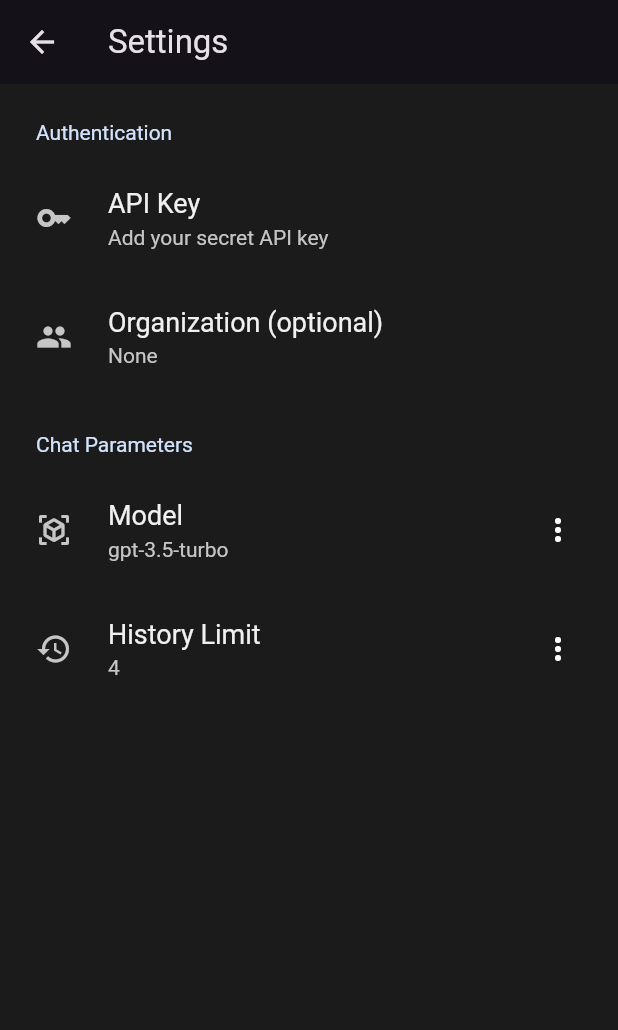
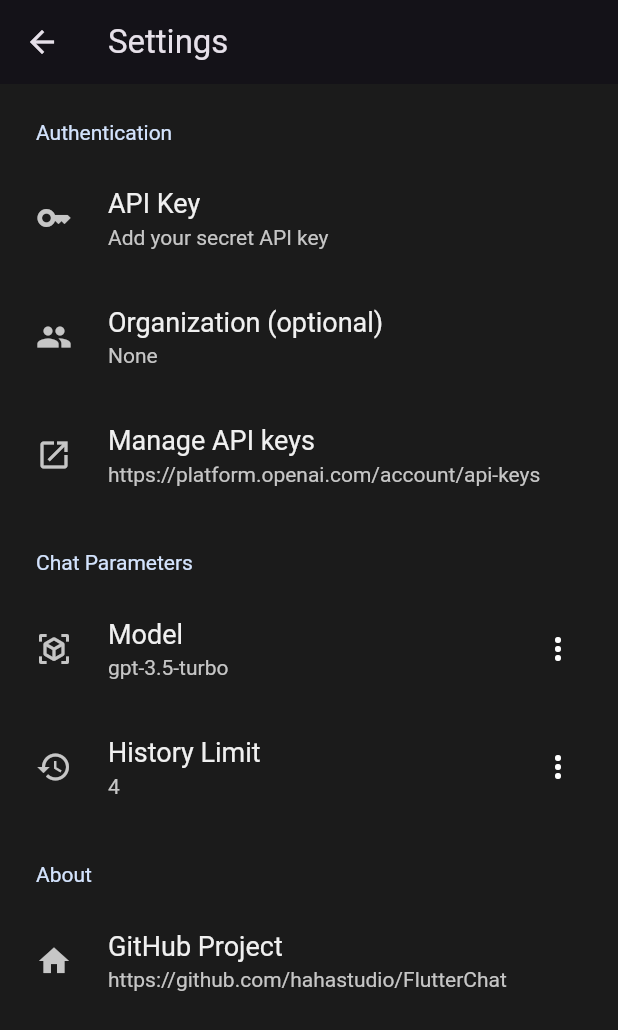
Before and after one commit to hahastudio/FlutterChat, a Flutter app: the SettingsScreen screen opened directly, on a phone screen of 412 x 824 dp. Shown: the top 1030 px of the screen. Run offline on Flutter 3.47's test engine with Material 2 defaults, Android fonts, the phone set to English and light mode, and no system bars; drawn by our look-alikes of settings_ui; our stand-ins replace bloc, equatable, flutter_bloc, flutter_markdown, shared_preferences; missing offline and left inert: tiktoken; accounts and stored records are empty.

Commit message:
add links in setting screen

```diff
--- a/lib/screens/setting_screen.dart
+++ b/lib/screens/setting_screen.dart
@@ -1,5 +1,6 @@
 import 'package:flutter/material.dart';
 import 'package:settings_ui/settings_ui.dart';
+import 'package:url_launcher/url_launcher.dart';
 
 import '../services/local_storage_service.dart';
 
@@ -97,6 +98,14 @@ class _SettingsScreenState extends State<SettingsScreen> {
                   }
                 },
               ),
+              SettingsTile.navigation(
+                leading: const Icon(Icons.open_in_new),
+                title: const Text('Manage API keys'),
+                value: const Text('https://platform.openai.com/account/api-keys'),
+                onPressed: (context) async {
+                  await launchUrl(Uri.parse('https://platform.openai.com/account/api-keys'), mode: LaunchMode.externalApplication);
+                },
+              ),
             ],
           ),
           SettingsSection(
@@ -176,6 +185,19 @@ class _SettingsScreenState extends State<SettingsScreen> {
                 ),
               ),
             ]
+          ),
+          SettingsSection(
+            title: const Text('About'),
+            tiles: <SettingsTile>[
+              SettingsTile.navigation(
+                leading: const Icon(Icons.home),
+                title: const Text('GitHub Project'),
+                value: const Text('https://github.com/hahastudio/FlutterChat'),
+                onPressed: (context) async {
+                  await launchUrl(Uri.parse('https://github.com/hahastudio/FlutterChat'), mode: LaunchMode.externalApplication);
+                },
+              ),
+            ]
           )
         ],
       ),
--- a/pubspec.yaml
+++ b/pubspec.yaml
@@ -44,6 +44,7 @@ dependencies:
   flutter_bloc: ^8.1.2
   flutter_markdown: ^0.6.14
   tiktoken: ^1.0.2
+  url_launcher: ^6.1.10
 
 dev_dependencies:
   flutter_test:
```
Also changed, not shown: pubspec.lock, 2 other files.
